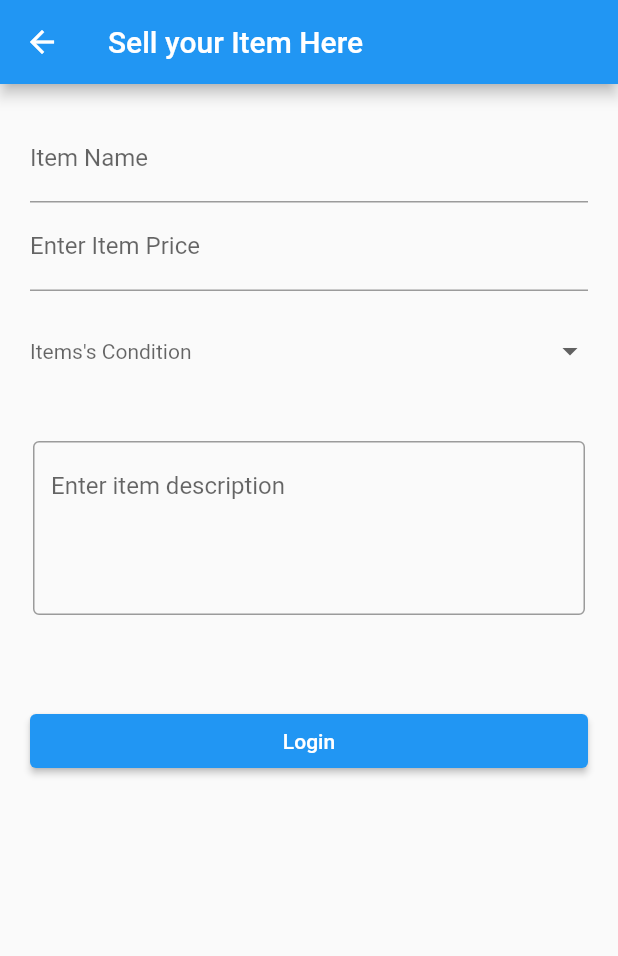
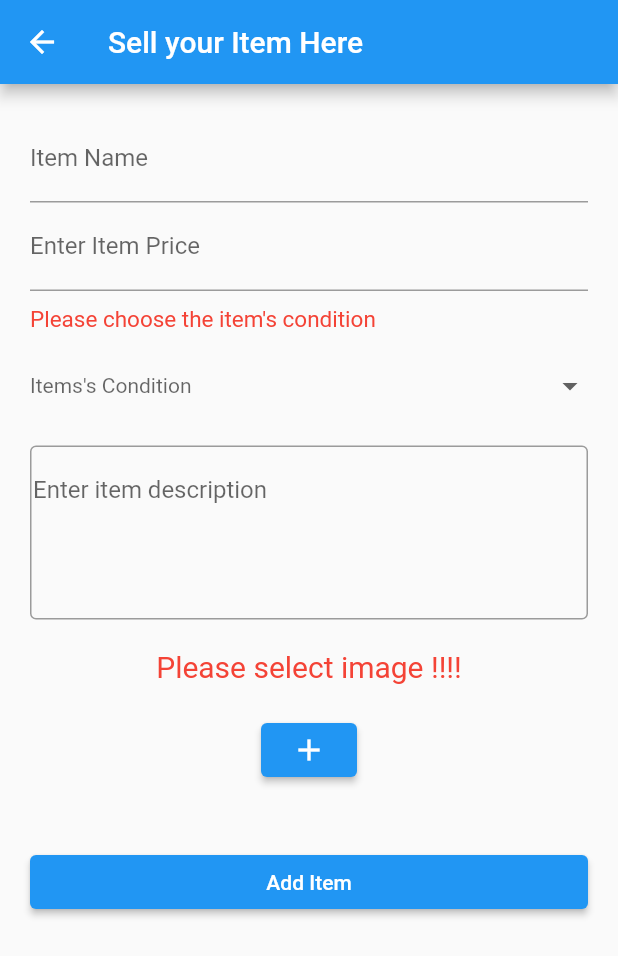
Before and after one commit to chmanogna1997/Flutter_project, a Flutter app: the screen it shows once a user with an empty profile is signed in, after a tap on the "add" icon, on a phone screen of 412 x 824 dp. Shown: the top 956 px of the screen. Run offline on Flutter 3.47's test engine with Material 2 defaults, Android fonts, the phone set to English and light mode, and no system bars; drawn by our look-alikes of dropdown_button2; our stand-ins replace camera, currency_text_input_formatter, firebase_auth, firebase_core, image_picker; missing offline and left inert: flutterfire_ui; accounts and stored records are empty; statements that could not run were skipped.

Commit message:
added form, got camera, gallery selection

```diff
--- /dev/null
+++ b/lib/camera_widget.dart
@@ -0,0 +1,124 @@
+import 'package:flutter/material.dart';
+import 'dart:async';
+import 'dart:io';
+
+import 'package:camera/camera.dart';
+import 'package:image_picker/image_picker.dart';
+import 'package:path/path.dart' as Path;
+import 'package:path_provider/path_provider.dart';
+
+
+
+class CamScreen extends StatefulWidget {
+  @override
+
+  CamScreenState createState() => new CamScreenState();
+
+}
+
+class CamScreenState extends State<CamScreen> {
+  XFile? imageFile;
+
+  Widget _buttonRow(){
+    return Row(
+      children: [
+        ElevatedButton(onPressed: () {
+           _showSelectionDialog(context);
+        }, child: const Icon(Icons.add),)
+      ],
+    );
+  }
+
+  Widget _setImageView() {
+    if (imageFile != null) {
+      print(" *********************** path is ************************************ " );
+      print(imageFile!.path);
+      return Padding(
+        padding: EdgeInsets.all(20),
+        child: Image.file(File(imageFile!.path), width: 200, height: 200)
+        );
+
+    } else {
+      return Padding(
+        padding: EdgeInsets.all(20.0),
+        child: Text("Please select image !!!!",
+        style: TextStyle(
+          fontSize: 20,
+          color: Colors.red
+          ),
+
+        ),
+      );
+
+
+
+      //Text("Please select an image");
+    }
+  }
+
+  void _openGallery(BuildContext context) async {
+    var picture = await ImagePicker().pickImage(source: ImageSource.gallery);
+    this.setState(() {
+      imageFile = picture;
+    });
+    Navigator.of(context).pop();
+  }
+
+  void _openCamera(BuildContext context) async {
+    var picture = await ImagePicker().pickImage(source: ImageSource.camera);
+    this.setState(() {
+      imageFile = picture;
+    });
+    Navigator.of(context).pop();
+  }
+
+
+  Future<void> _showSelectionDialog(BuildContext context) {
+    return showDialog(
+        context: context,
+        builder: (BuildContext context) {
+          return AlertDialog(
+              title: Text("From where do you want to take the photo?"),
+              content: SingleChildScrollView(
+                child: ListBody(
+                  children: <Widget>[
+                    GestureDetector(
+                      child: Text("Gallery"),
+                      onTap: () {
+                        _openGallery(context);
+                      },
+                    ),
+                    Padding(padding: EdgeInsets.all(8.0)),
+                    GestureDetector(
+                      child: Text("Camera"),
+                      onTap: () {
+                        _openCamera(context);
+                      },
+                    )
+                  ],
+                ),
+              ));
+        });
+  }
+
+
+  @override
+  Widget build(BuildContext context) {
+    return
+         Column(
+          mainAxisAlignment: MainAxisAlignment.center,
+          children: <Widget>[
+            _setImageView(),
+
+            new Row(
+              mainAxisAlignment: MainAxisAlignment.center ,//Center Row contents horizontally,
+              crossAxisAlignment: CrossAxisAlignment.center, //Center Row contents vertically,
+
+              children: [
+                ElevatedButton( onPressed: () { _showSelectionDialog(context); }, child: const Icon(Icons.add),),
+              ],
+            )
+          ],
+        );
+  }
+}
--- a/lib/form.dart
+++ b/lib/form.dart
@@ -1,5 +1,10 @@
 import 'package:dropdown_button2/dropdown_button2.dart';
 import 'package:flutter/material.dart';
+import 'package:currency_text_input_formatter/currency_text_input_formatter.dart';
+
+
+
+import 'camera_widget.dart';
 
 class FormScreen extends StatefulWidget {
   @override
@@ -20,6 +25,7 @@ class _FormScreenState extends State<FormScreen> {
     'Used (Fair)',
   ];
   String? selectedValue;
+  String? imageUrl;
 
   @override
   Widget build(BuildContext context) {
@@ -35,33 +41,44 @@ class _FormScreenState extends State<FormScreen> {
             key: this._formKey,
             child: new ListView(
               children: <Widget>[
-
+//  to get item name
                 new TextFormField(
                         decoration: new InputDecoration(
                         hintText: 'Chair',
-                        labelText: 'Item Name')),
+                        labelText: 'Item Name'),
+                    validator: (value) { if (value == null || value.isEmpty) { return 'Please enter item name'; } return null;},
+                     ),
 
-
+//  to get price of the item
                 new TextFormField(
+                    keyboardType: TextInputType.number,
+                    inputFormatters: [CurrencyTextInputFormatter()],
+                    validator: (value) { if (value == null || value.isEmpty) { return 'Please enter price'; } return null;},
                     decoration: new InputDecoration(
                         hintText: 'Price',
                         labelText: 'Enter Item Price')),
 
 
 
+                if(selectedValue != null) Text('') else Padding(
+        padding: EdgeInsets.only(top:10.0, bottom: 5.0),
+        child: Text("Please choose the item's condition",
+        style: TextStyle(
+          fontSize: 15,
+          color: Colors.red
+          ),
+
+        ),
+      ),
+
+
                 // drop down
                 new Container(
-                  margin: new EdgeInsets.only(top: 20.0, bottom: 20.0),
+                  margin: new EdgeInsets.only(top: 10.0, bottom: 20.0),
                     child: DropdownButtonHideUnderline(
                         child: DropdownButton2(
                         // itemPadding: EdgeInsets.symmetric(horizontal: 50, vertical: 333),
-                  hint: Text(
-                    "Items's Condition",
-                    style: TextStyle(
-                      fontSize: 14,
-                      color: Theme.of(context).hintColor,
-                    ),
-                  ),
+                  hint: Text( "Items's Condition", style: TextStyle( fontSize: 14, color: Theme.of(context).hintColor,),),
                   items: items
                       .map((item) => DropdownMenuItem<String>(
                           value: item,
@@ -78,26 +95,37 @@ class _FormScreenState extends State<FormScreen> {
                       selectedValue = value as String;
                     });
                   },
-
                   buttonHeight: 40,
                   buttonWidth: 140,
                   itemHeight: 50,
-                ))),
+                )
+                )
+                ),
 
 
-                  new Container(
-                  child: const Padding(
-                    padding: EdgeInsets.symmetric(horizontal: 2, vertical: 20),
-                    child: TextField(
+
+
+
+
+
+// to get description
+
+                  new TextFormField(
                     keyboardType: TextInputType.multiline,
                     maxLines: 4,
 
+                      validator: (value) { if (value == null || value.isEmpty) { return 'Please enter description'; } return null;},
                       decoration: InputDecoration(
+                        contentPadding: EdgeInsets.symmetric(horizontal: 2, vertical: 20) ,
                         border: OutlineInputBorder(),
                         hintText: 'Enter item description ',
                       ),
                       ),
-                  ),
+
+                /// uploading images
+
+                new Container(
+                  child: CamScreen(),
 
                 ),
 
@@ -107,13 +135,25 @@ class _FormScreenState extends State<FormScreen> {
                   width: screenSize.width,
                   child: new ElevatedButton(
                     child: new Text(
-                      'Login',
+                      'Add Item',
                       style: new TextStyle(color: Colors.white),
                     ),
-                    onPressed: () => null,
+                    onPressed: () => {
+                      // Validate returns true if the form is valid, or false otherwise.
+                if (_formKey.currentState!.validate() && selectedValue != null) {
+                  // If the form is valid, display a snackbar. In the real world,
+                  // you'd often call a server or save the information in a database.
+                  ScaffoldMessenger.of(context).showSnackBar(
+                    const SnackBar(content: Text('Processing Data')),
+                  )
+                }
+                    },
                   ),
                   margin: new EdgeInsets.only(top: 40.0, bottom: 40.0),
                 )
+
+
+
               ],
             ),
           )),
--- a/lib/prd_list.dart
+++ b/lib/prd_list.dart
@@ -151,6 +151,7 @@ class PrdListScreen extends StatelessWidget {
             // ignore: unused_local_variable
             var itemPrice = dollar_symbol + _prdList[index].price.toString();
             return ListTile(
+              minVerticalPadding: 24,
               leading: Hero(
                 tag: note.image,
                 child: CircleAvatar(
@@ -171,7 +172,12 @@ class PrdListScreen extends StatelessWidget {
                   ),
                 );
               },
+
             );
+            // SizedBox(width: 50);// give it width
+
+
+
           }),
       floatingActionButton: FloatingActionButton(
         onPressed: () {
```
Also changed, not shown: pubspec.yaml (+15 -1 lines), pubspec.lock, 1 other file. Lines whose indentation alone changed are shown as unchanged.
